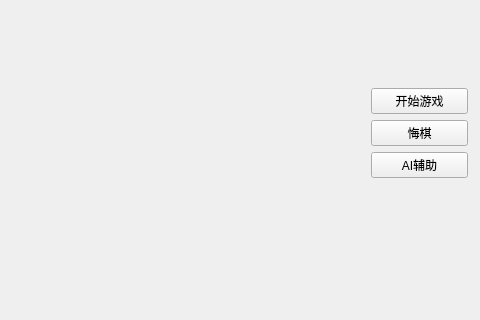
This is gamewindow.ui in w1049/Gobang as Qt 5 draws it before an edit; both pictures show x 270 to 750 and y 0 to 320 of the 750 by 660 pixel window. The edited form follows.
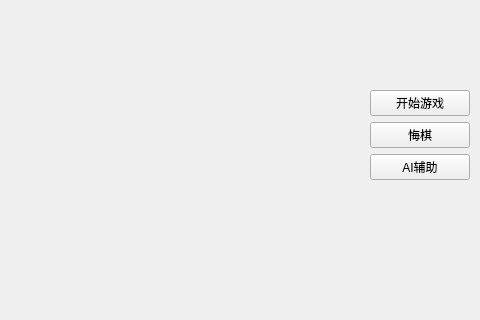
This is the edited form.

The edit to the form file:
```diff
--- a/gamewindow.ui
+++ b/gamewindow.ui
@@ -16,10 +16,10 @@
   <widget class="QWidget" name="layoutWidget">
    <property name="geometry">
     <rect>
-     <x>641</x>
+     <x>640</x>
      <y>20</y>
-     <width>97</width>
-     <height>158</height>
+     <width>100</width>
+     <height>160</height>
     </rect>
    </property>
    <layout class="QVBoxLayout" name="verticalLayout_2">
```
Left out of the diff: 10 changed lines with no effect on the pictures.
